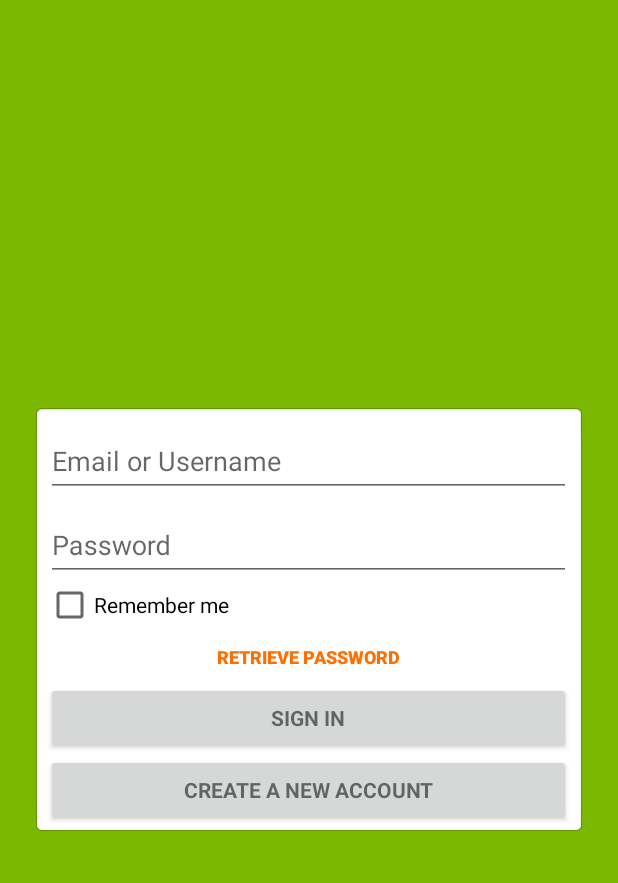
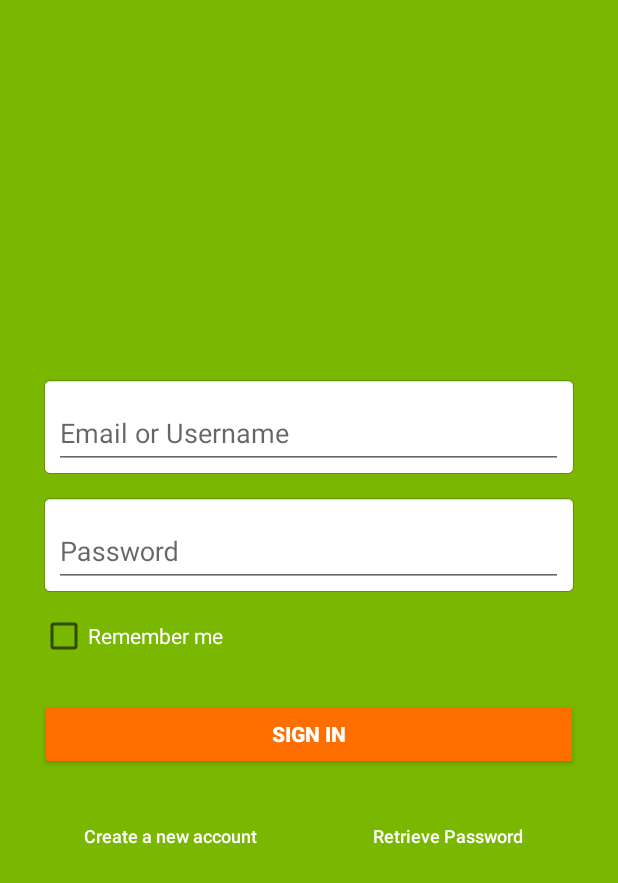
Before and after one commit to Szpansky/Quizator, an Android app: the screen it shows after launch (LoginActivity), on a phone screen of 412 x 824 dp. Shown: the top 883 px of the screen. Run offline under Robolectric (Android 15) with nearby library versions, the phone set to English and light mode, and no system bars.

Commit message:
Version 1.72 - new login screen

```diff
--- a/app/src/main/res/layout/activity_get_question.xml
+++ b/app/src/main/res/layout/activity_get_question.xml
@@ -4,6 +4,7 @@
     xmlns:tools="http://schemas.android.com/tools"
     android:layout_width="match_parent"
     android:layout_height="match_parent"
+    android:background="@color/colorBackground"
     tools:context="com.apps.szpansky.quizator.ShowQuestionActivity">
 
     <android.support.design.widget.AppBarLayout
@@ -14,13 +15,12 @@
         android:theme="@style/ThemeOverlay.AppCompat.Light">
 
 
-
         <android.support.v7.widget.Toolbar
             android:id="@+id/toolbar"
             android:layout_width="match_parent"
             android:layout_height="?attr/actionBarSize"
             app:layout_scrollFlags="scroll|enterAlways"
-            app:popupTheme="@style/ThemeOverlay.AppCompat.Light"/>
+            app:popupTheme="@style/ThemeOverlay.AppCompat.Light" />
 
 
     </android.support.design.widget.AppBarLayout>
--- a/app/src/main/res/layout/activity_login.xml
+++ b/app/src/main/res/layout/activity_login.xml
@@ -3,6 +3,7 @@
     android:layout_width="match_parent"
     android:layout_height="match_parent"
     android:layout_gravity="center"
+    android:background="@color/colorBackground"
     android:gravity="center_horizontal"
     android:orientation="vertical"
     android:paddingBottom="@dimen/activity_vertical_margin"
@@ -12,14 +13,6 @@
     tools:context="com.apps.szpansky.quizator.LoginActivity">
 
     <!-- Login progress -->
-
-    <ProgressBar
-        android:id="@+id/login_progress"
-        style="?android:attr/progressBarStyleLarge"
-        android:layout_width="wrap_content"
-        android:layout_height="wrap_content"
-        android:layout_marginBottom="8dp"
-        android:visibility="gone" />
 
     <LinearLayout
         android:id="@+id/get_focus"
@@ -40,13 +33,14 @@
             android:layout_height="wrap_content"
             android:layout_gravity="center"
             android:layout_marginTop="1dp"
-            android:background="@android:drawable/editbox_background"
             android:gravity="center"
             android:orientation="vertical">
 
             <android.support.design.widget.TextInputLayout
                 android:layout_width="match_parent"
-                android:layout_height="wrap_content">
+                android:layout_height="wrap_content"
+                android:layout_margin="@dimen/cell_padding"
+                android:background="@android:drawable/editbox_background">
 
                 <AutoCompleteTextView
                     android:id="@+id/email"
@@ -61,7 +55,9 @@
 
             <android.support.design.widget.TextInputLayout
                 android:layout_width="match_parent"
-                android:layout_height="wrap_content">
+                android:layout_height="wrap_content"
+                android:layout_margin="@dimen/cell_padding"
+                android:background="@android:drawable/editbox_background">
 
                 <EditText
                     android:id="@+id/password"
@@ -80,32 +76,50 @@
                 android:id="@+id/save_login_data"
                 android:layout_width="match_parent"
                 android:layout_height="wrap_content"
-                android:text="@string/remember_me" />
-
-            <Button
-                android:id="@+id/retrieve_password_button"
-                style="@style/Widget.AppCompat.Button.Borderless.Colored"
-                android:layout_width="match_parent"
-                android:layout_height="35dp"
-                android:text="@string/retrieve_password"
-                android:textSize="12sp"
-                android:textStyle="bold" />
+                android:layout_margin="@dimen/cell_padding"
+                android:text="@string/remember_me"
+                android:textColor="@color/white" />
 
             <Button
                 android:id="@+id/email_sign_in_button"
-                style="?android:textAppearanceSmall"
+                style="@style/Widget.AppCompat.Button.Colored"
                 android:layout_width="match_parent"
                 android:layout_height="wrap_content"
+                android:layout_marginLeft="@dimen/cell_padding"
+                android:layout_marginRight="@dimen/cell_padding"
+                android:layout_marginTop="@dimen/button_login_margin"
                 android:text="@string/action_sign_in"
                 android:textStyle="bold" />
 
-            <Button
-                android:id="@+id/create_account_button"
-                style="?android:textAppearanceSmall"
+            <LinearLayout
                 android:layout_width="match_parent"
-                android:layout_height="wrap_content"
-                android:text="@string/create_a_new_account"
-                android:textStyle="bold" />
+                android:layout_height="match_parent"
+                android:layout_marginTop="@dimen/button_login_margin"
+                android:orientation="horizontal">
+
+                <Button
+                    android:id="@+id/create_account_button"
+                    style="@style/Widget.AppCompat.Button.Borderless"
+                    android:layout_width="match_parent"
+                    android:layout_height="wrap_content"
+                    android:layout_weight="1"
+                    android:text="@string/create_a_new_account"
+                    android:textAllCaps="false"
+                    android:textColor="@color/white"
+                    android:textSize="12sp" />
+
+                <Button
+                    android:id="@+id/retrieve_password_button"
+                    style="@style/Widget.AppCompat.Button.Borderless"
+                    android:layout_width="match_parent"
+                    android:layout_height="wrap_content"
+                    android:layout_weight="1"
+                    android:text="@string/retrieve_password"
+                    android:textAllCaps="false"
+                    android:textColor="@color/white"
+                    android:textSize="12sp" />
+
+            </LinearLayout>
 
         </LinearLayout>
     </ScrollView>
--- a/app/src/main/res/layout/activity_main.xml
+++ b/app/src/main/res/layout/activity_main.xml
@@ -5,6 +5,7 @@
     android:id="@+id/drawer_layout"
     android:layout_width="match_parent"
     android:layout_height="match_parent"
+    android:background="@color/colorBackground"
     android:fitsSystemWindows="true"
     tools:openDrawer="start">
 
--- a/app/src/main/res/layout/activity_new_account.xml
+++ b/app/src/main/res/layout/activity_new_account.xml
@@ -2,6 +2,7 @@
     xmlns:tools="http://schemas.android.com/tools"
     android:layout_width="match_parent"
     android:layout_height="match_parent"
+    android:background="@color/colorBackground"
     android:gravity="center_horizontal"
     android:orientation="vertical"
     android:paddingBottom="@dimen/activity_vertical_margin"
@@ -11,15 +12,9 @@
     tools:context="com.apps.szpansky.quizator.NewAccountActivity">
 
     <!-- Login progress -->
-    <ProgressBar
-        android:id="@+id/login_progress"
-        style="?android:attr/progressBarStyleLarge"
-        android:layout_width="wrap_content"
-        android:layout_height="wrap_content"
-        android:layout_marginBottom="8dp"
-        android:visibility="gone" />
 
     <LinearLayout
+        android:id="@+id/for_focus"
         android:layout_width="wrap_content"
         android:layout_height="wrap_content"
         android:focusableInTouchMode="true"
--- a/app/src/main/res/values/colors.xml
+++ b/app/src/main/res/values/colors.xml
@@ -12,6 +12,6 @@
     <color name="tableColorCell">#bbbbbb</color>
     <color name="tableColorBackground">#999999</color>
     <color name="transparent">#00000000</color>
-    <color name="white">#FFFFFF</color>
+    <color name="white">#ffffff</color>
     <color name="black">#000000</color>
 </resources>
--- a/app/src/main/res/values/dimens.xml
+++ b/app/src/main/res/values/dimens.xml
@@ -7,4 +7,5 @@
     <dimen name="fab_margin">16dp</dimen>
     <dimen name="cell_padding">5dp</dimen>
     <dimen name="after_question_margin">60dp</dimen>
+    <dimen name="button_login_margin">20dp</dimen>
 </resources>
```
Also changed, not shown: 3 other files.
